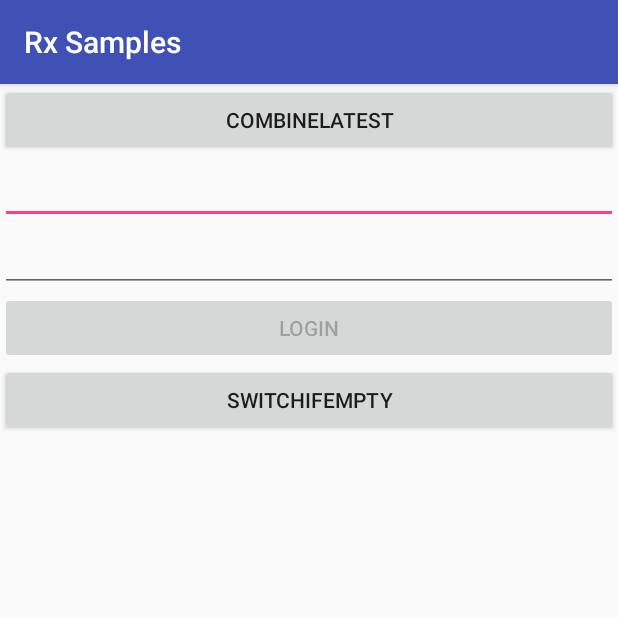
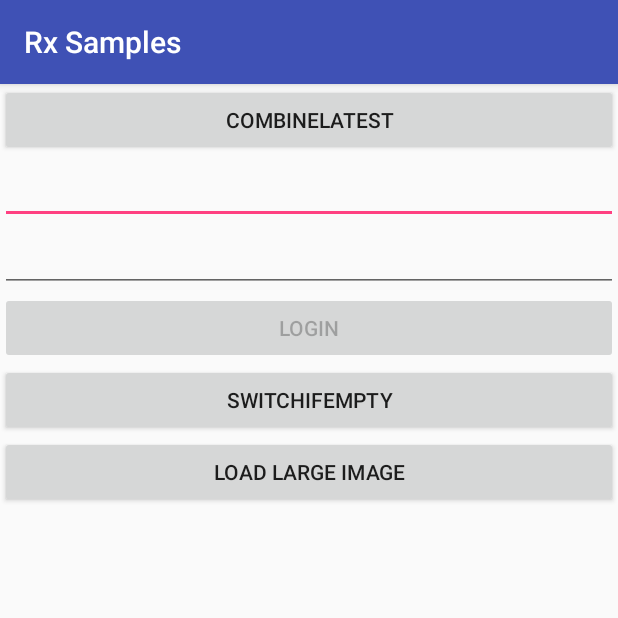
Before and after one commit to MaksimDmitriev/Rx-Java-Samples, an Android app: the screen it shows after launch (MainActivity), on a phone screen of 412 x 824 dp, the top half of it. Run offline under Robolectric (Android 15) with nearby library versions, the phone set to English and light mode, and no system bars; our stand-ins replace RxJava; libraries missing offline, so code that uses them is left out: com.jakewharton.rxbinding2; 1 statement that could not run was skipped.

Commit message:
Load a large image on the main thread

```diff
--- a/app/src/main/res/layout/activity_main.xml
+++ b/app/src/main/res/layout/activity_main.xml
@@ -38,4 +38,16 @@
         android:layout_height="wrap_content"
         android:text="switchIfEmpty" />
 
+    <Button
+        android:id="@+id/loadLargeImage"
+        android:layout_width="match_parent"
+        android:layout_height="wrap_content"
+        android:text="load Large Image" />
+
+    <ImageView
+        android:id="@+id/largeImage"
+        android:layout_width="match_parent"
+        android:layout_height="200dp"
+        android:scaleType="centerInside" />
+
 </LinearLayout>
```
Also changed, not shown: app/src/main/java/ru/sample/MainActivity.kt (+19 -0 lines), 1 other file.
